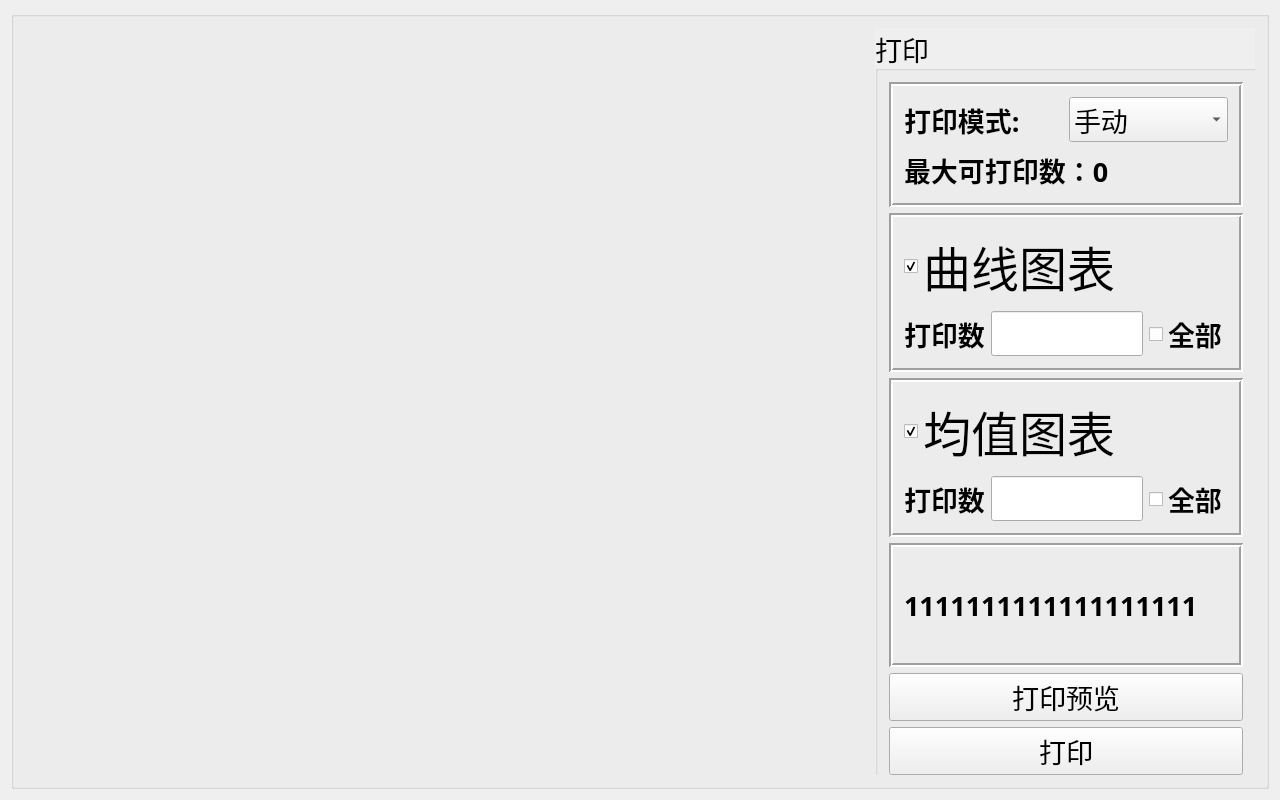
Before: the Qt Designer form PRT/PRT.ui in DR-Pharm/QPrinter, drawn with Qt 5.
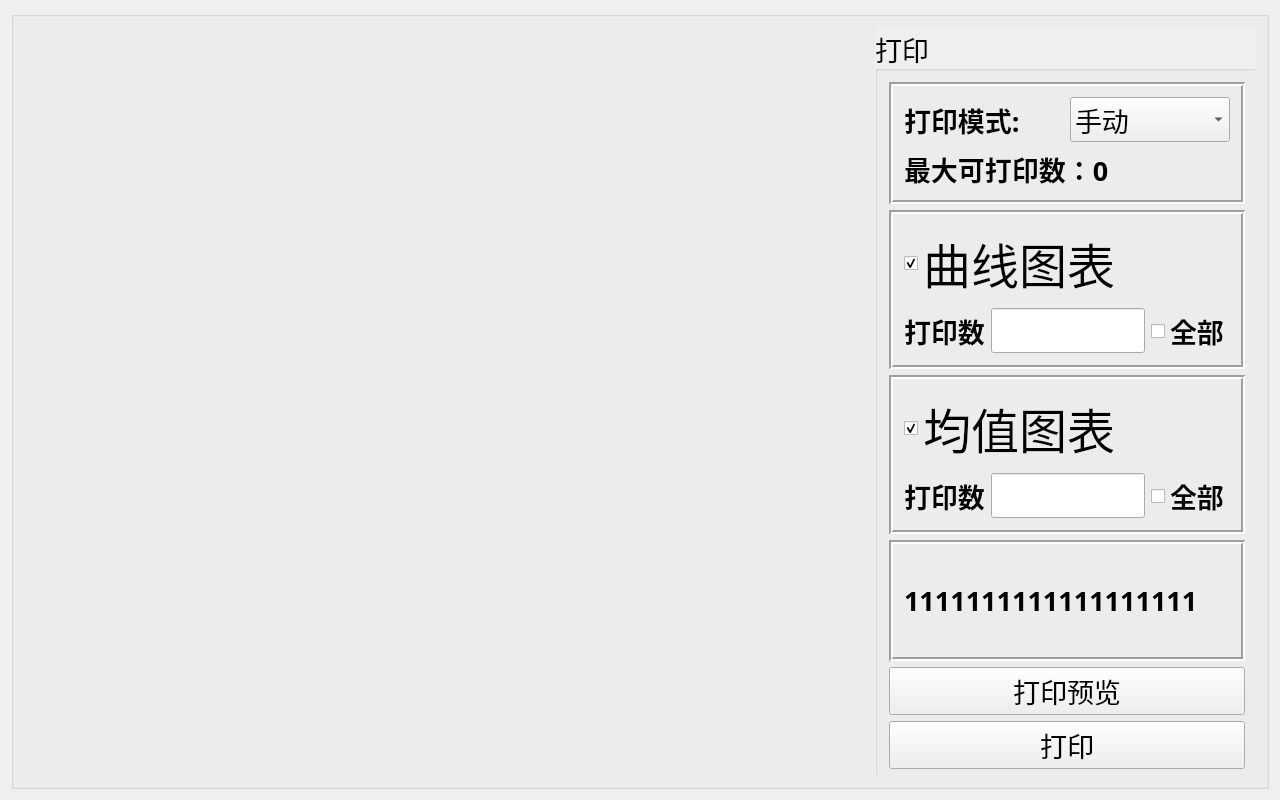
After: the same form once the commit is applied.

Diff of the .ui file:
```diff
--- a/PRT/PRT.ui
+++ b/PRT/PRT.ui
@@ -55,20 +55,20 @@
            <rect>
             <x>850</x>
             <y>0</y>
-            <width>382</width>
-            <height>761</height>
+            <width>384</width>
+            <height>755</height>
            </rect>
           </property>
           <property name="minimumSize">
            <size>
-            <width>382</width>
-            <height>0</height>
+            <width>384</width>
+            <height>755</height>
            </size>
           </property>
           <property name="maximumSize">
            <size>
-            <width>382</width>
-            <height>781</height>
+            <width>384</width>
+            <height>755</height>
            </size>
           </property>
           <property name="font">
```
